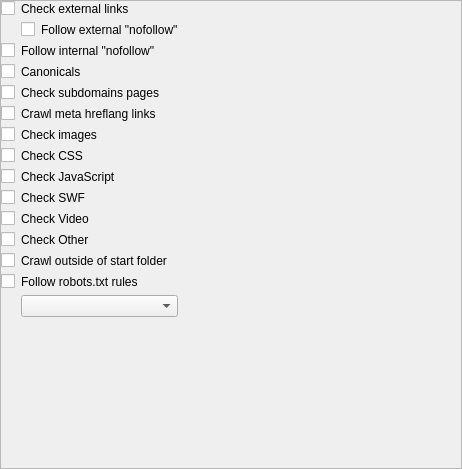
The window that seospider/ui/crawler_settings_widget.ui (andrascii/RiveSolutions_SEO_Spider) describes before a commit, drawn with Qt 5.
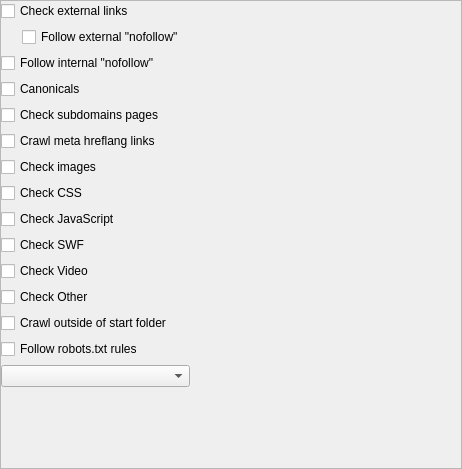
The same window after the commit.

Commit message: Property pages refactoring

Patch:
```diff
--- a/seospider/ui/crawler_settings_widget.ui
+++ b/seospider/ui/crawler_settings_widget.ui
@@ -58,101 +58,6 @@
       </property>
       <item>
        <layout class="QGridLayout" name="gridLayout">
-        <item row="11" column="0">
-         <widget class="QCheckBox" name="checkVideoCheckBox">
-          <property name="enabled">
-           <bool>true</bool>
-          </property>
-          <property name="text">
-           <string/>
-          </property>
-          <property name="controlKey" stdset="0">
-           <string notr="true">checkVideo</string>
-          </property>
-         </widget>
-        </item>
-        <item row="13" column="1" colspan="2">
-         <widget class="QLabel" name="label">
-          <property name="text">
-           <string>Crawl outside of start folder</string>
-          </property>
-         </widget>
-        </item>
-        <item row="10" column="0">
-         <widget class="QCheckBox" name="checkSwfCheckBox">
-          <property name="enabled">
-           <bool>true</bool>
-          </property>
-          <property name="text">
-           <string/>
-          </property>
-          <property name="controlKey" stdset="0">
-           <string notr="true">checkSWF</string>
-          </property>
-         </widget>
-        </item>
-        <item row="13" column="0">
-         <widget class="QCheckBox" name="crawlOutsideStartFolderCheckBox">
-          <property name="text">
-           <string/>
-          </property>
-          <property name="controlKey" stdset="0">
-           <string notr="true">crawlOutsideOfStartFolder</string>
-          </property>
-         </widget>
-        </item>
-        <item row="8" column="0">
-         <widget class="QCheckBox" name="checkCssCheckBox">
-          <property name="enabled">
-           <bool>true</bool>
-          </property>
-          <property name="text">
-           <string/>
-          </property>
-          <property name="controlKey" stdset="0">
-           <string notr="true">checkCSS</string>
-          </property>
-         </widget>
-        </item>
-        <item row="0" column="0">
-         <widget class="QCheckBox" name="checkExternalLinksCheckBox">
-          <property name="enabled">
-           <bool>true</bool>
-          </property>
-          <property name="text">
-           <string/>
-          </property>
-          <property name="controlKey" stdset="0">
-           <string notr="true">checkExternalUrls</string>
-          </property>
-         </widget>
-        </item>
-        <item row="3" column="0">
-         <widget class="QCheckBox" name="checkCanonicalsCheckBox">
-          <property name="enabled">
-           <bool>true</bool>
-          </property>
-          <property name="text">
-           <string/>
-          </property>
-          <property name="controlKey" stdset="0">
-           <string notr="true">checkCanonicals</string>
-          </property>
-         </widget>
-        </item>
-        <item row="4" column="0">
-         <widget class="QCheckBox" name="checkSubdomainsCheckBox">
-          <property name="enabled">
-           <bool>true</bool>
-          </property>
-          <property name="text">
-           <string/>
-          </property>
-          <property name="controlKey" stdset="0">
-           <string notr="true">checkSubdomains</string>
-          </property>
-         </widget>
-        </item>
         <item row="0" column="3">
          <spacer name="horizontalSpacer">
           <property name="orientation">
@@ -179,192 +84,202 @@
           </property>
          </spacer>
         </item>
-        <item row="9" column="0">
-         <widget class="QCheckBox" name="checkJavaScriptCheckBox">
+        <item row="1" column="1">
+         <widget class="QCheckBox" name="followExternalNofollowCheckBox">
           <property name="enabled">
            <bool>true</bool>
           </property>
           <property name="text">
-           <string/>
+           <string>Follow external &quot;nofollow&quot;</string>
           </property>
           <property name="controlKey" stdset="0">
            <string notr="true">checkJavaScript</string>
           </property>
          </widget>
         </item>
-        <item row="14" column="0">
-         <widget class="QCheckBox" name="followRobotsTxtCheckBox">
+        <item row="1" column="0">
+         <spacer name="horizontalSpacer_2">
+          <property name="orientation">
+           <enum>Qt::Horizontal</enum>
+          </property>
+          <property name="sizeType">
+           <enum>QSizePolicy::Fixed</enum>
+          </property>
+          <property name="sizeHint" stdset="0">
+           <size>
+            <width>15</width>
+            <height>1</height>
+           </size>
+          </property>
+         </spacer>
+        </item>
+        <item row="2" column="0" colspan="2">
+         <widget class="QCheckBox" name="followInternalNofollowCheckBox">
           <property name="enabled">
            <bool>true</bool>
           </property>
           <property name="text">
-           <string/>
+           <string>Follow internal &quot;nofollow&quot;</string>
           </property>
           <property name="controlKey" stdset="0">
            <string notr="true">followRobotsTxt</string>
           </property>
          </widget>
         </item>
-        <item row="5" column="0">
+        <item row="3" column="0" colspan="2">
+         <widget class="QCheckBox" name="checkCanonicalsCheckBox">
+          <property name="enabled">
+           <bool>true</bool>
+          </property>
+          <property name="text">
+           <string>Canonicals</string>
+          </property>
+          <property name="controlKey" stdset="0">
+           <string notr="true">checkCanonicals</string>
+          </property>
+         </widget>
+        </item>
+        <item row="4" column="0" colspan="2">
+         <widget class="QCheckBox" name="checkSubdomainsCheckBox">
+          <property name="enabled">
+           <bool>true</bool>
+          </property>
+          <property name="text">
+           <string>Check subdomains pages</string>
+          </property>
+          <property name="controlKey" stdset="0">
+           <string notr="true">checkSubdomains</string>
+          </property>
+         </widget>
+        </item>
+        <item row="5" column="0" colspan="2">
          <widget class="QCheckBox" name="crawlMetaHerefLangLinksCheckBox">
           <property name="enabled">
            <bool>true</bool>
           </property>
           <property name="text">
-           <string/>
+           <string>Crawl meta hreflang links</string>
           </property>
           <property name="controlKey" stdset="0">
            <string notr="true">crawlMetaHrefLangLinks</string>
           </property>
          </widget>
         </item>
-        <item row="6" column="0" rowspan="2">
+        <item row="6" column="0" rowspan="2" colspan="2">
          <widget class="QCheckBox" name="checkImagesCheckBox">
           <property name="enabled">
            <bool>true</bool>
           </property>
           <property name="text">
-           <string/>
+           <string>Check images</string>
           </property>
           <property name="controlKey" stdset="0">
            <string notr="true">checkImages</string>
           </property>
          </widget>
         </item>
-        <item row="15" column="1" colspan="2">
-         <widget class="QComboBox" name="robotsTxtComboBox">
+        <item row="8" column="0" colspan="2">
+         <widget class="QCheckBox" name="checkCssCheckBox">
+          <property name="enabled">
+           <bool>true</bool>
+          </property>
+          <property name="text">
+           <string>Check CSS</string>
+          </property>
           <property name="controlKey" stdset="0">
            <string notr="true">robotSignature</string>
           </property>
          </widget>
         </item>
-        <item row="12" column="0">
+        <item row="9" column="0" colspan="2">
+         <widget class="QCheckBox" name="checkJavaScriptCheckBox">
+          <property name="enabled">
+           <bool>true</bool>
+          </property>
+          <property name="text">
+           <string>Check JavaScript</string>
+          </property>
+          <property name="controlKey" stdset="0">
+           <string notr="true">checkJavaScript</string>
+          </property>
+         </widget>
+        </item>
+        <item row="10" column="0" colspan="2">
+         <widget class="QCheckBox" name="checkSwfCheckBox">
+          <property name="enabled">
+           <bool>true</bool>
+          </property>
+          <property name="text">
+           <string>Check SWF</string>
+          </property>
+          <property name="controlKey" stdset="0">
+           <string notr="true">checkSWF</string>
+          </property>
+         </widget>
+        </item>
+        <item row="11" column="0" colspan="2">
+         <widget class="QCheckBox" name="checkVideoCheckBox">
+          <property name="enabled">
+           <bool>true</bool>
+          </property>
+          <property name="text">
+           <string>Check Video</string>
+          </property>
+          <property name="controlKey" stdset="0">
+           <string notr="true">checkVideo</string>
+          </property>
+         </widget>
+        </item>
+        <item row="12" column="0" colspan="2">
          <widget class="QCheckBox" name="checkOtherCheckBox">
           <property name="enabled">
            <bool>true</bool>
           </property>
           <property name="text">
-           <string/>
+           <string>Check Other</string>
           </property>
           <property name="controlKey" stdset="0">
            <string notr="true">checkOther</string>
           </property>
          </widget>
         </item>
-        <item row="14" column="1" colspan="2">
-         <widget class="QLabel" name="label_9">
+        <item row="13" column="0" colspan="2">
+         <widget class="QCheckBox" name="crawlOutsideStartFolderCheckBox">
+          <property name="text">
+           <string>Crawl outside of start folder</string>
+          </property>
+          <property name="controlKey" stdset="0">
+           <string notr="true">crawlOutsideOfStartFolder</string>
+          </property>
+         </widget>
+        </item>
+        <item row="14" column="0" colspan="2">
+         <widget class="QCheckBox" name="followRobotsTxtCheckBox">
+          <property name="enabled">
+           <bool>true</bool>
+          </property>
           <property name="text">
            <string>Follow robots.txt rules</string>
           </property>
          </widget>
         </item>
-        <item row="12" column="1" colspan="2">
-         <widget class="QLabel" name="label_14">
-          <property name="text">
-           <string>Check Other</string>
+        <item row="15" column="0" colspan="3">
+         <widget class="QComboBox" name="robotsTxtComboBox">
+          <property name="controlKey" stdset="0">
+           <string notr="true">robotSignature</string>
           </property>
          </widget>
         </item>
-        <item row="0" column="1" colspan="2">
-         <widget class="QLabel" name="label_10">
+        <item row="0" column="0" colspan="2">
+         <widget class="QCheckBox" name="checkExternalLinksCheckBox">
+          <property name="enabled">
+           <bool>true</bool>
+          </property>
           <property name="text">
            <string>Check external links</string>
           </property>
-         </widget>
-        </item>
-        <item row="3" column="1" colspan="2">
-         <widget class="QLabel" name="label_7">
-          <property name="text">
-           <string>Canonicals</string>
-          </property>
-         </widget>
-        </item>
-        <item row="9" column="1" colspan="2">
-         <widget class="QLabel" name="label_3">
-          <property name="text">
-           <string>Check JavaScript</string>
-          </property>
-         </widget>
-        </item>
-        <item row="4" column="1" colspan="2">
-         <widget class="QLabel" name="label_8">
-          <property name="text">
-           <string>Check subdomains pages</string>
-          </property>
-         </widget>
-        </item>
-        <item row="5" column="1" colspan="2">
-         <widget class="QLabel" name="label_12">
-          <property name="text">
-           <string>Crawl meta hreflang links</string>
-          </property>
-         </widget>
-        </item>
-        <item row="8" column="1" colspan="2">
-         <widget class="QLabel" name="label_4">
-          <property name="text">
-           <string>Check CSS</string>
-          </property>
-         </widget>
-        </item>
-        <item row="6" column="1" rowspan="2" colspan="2">
-         <widget class="QLabel" name="label_5">
-          <property name="text">
-           <string>Check images</string>
-          </property>
-         </widget>
-        </item>
-        <item row="10" column="1" colspan="2">
-         <widget class="QLabel" name="label_2">
-          <property name="text">
-           <string>Check SWF</string>
-          </property>
-         </widget>
-        </item>
-        <item row="11" column="1" colspan="2">
-         <widget class="QLabel" name="label_13">
-          <property name="text">
-           <string>Check Video</string>
-          </property>
-         </widget>
-        </item>
-        <item row="2" column="0">
-         <widget class="QCheckBox" name="followInternalNofollowCheckBox">
-          <property name="enabled">
-           <bool>true</bool>
-          </property>
-          <property name="text">
-           <string/>
-          </property>
           <property name="controlKey" stdset="0">
-           <string notr="true">followInternalNoFollow</string>
-          </property>
-         </widget>
-        </item>
-        <item row="1" column="2">
-         <widget class="QLabel" name="label_6">
-          <property name="text">
-           <string>Follow external &quot;nofollow&quot;</string>
-          </property>
-         </widget>
-        </item>
-        <item row="1" column="1">
-         <widget class="QCheckBox" name="followExternalNofollowCheckBox">
-          <property name="enabled">
-           <bool>true</bool>
-          </property>
-          <property name="text">
-           <string/>
-          </property>
-          <property name="controlKey" stdset="0">
-           <string notr="true">followExternalNoFollow</string>
-          </property>
-         </widget>
-        </item>
-        <item row="2" column="1" colspan="2">
-         <widget class="QLabel" name="label_11">
-          <property name="text">
-           <string>Follow internal &quot;nofollow&quot;</string>
+           <string notr="true">checkExternalUrls</string>
           </property>
          </widget>
         </item>
```
Left out of the diff: 9 changed lines with no effect on the pictures. The commit also changes 15 other files.
